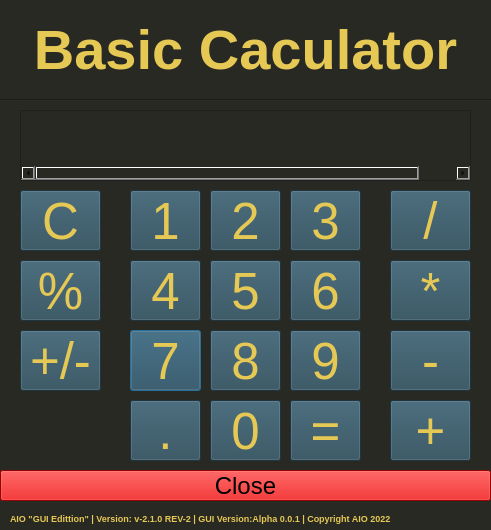
This is AIO Gui/Basic Caculator.ui in AIO-Software-tech/The-All-In-One-Project as Qt 5 draws it before an edit. The edited form follows.
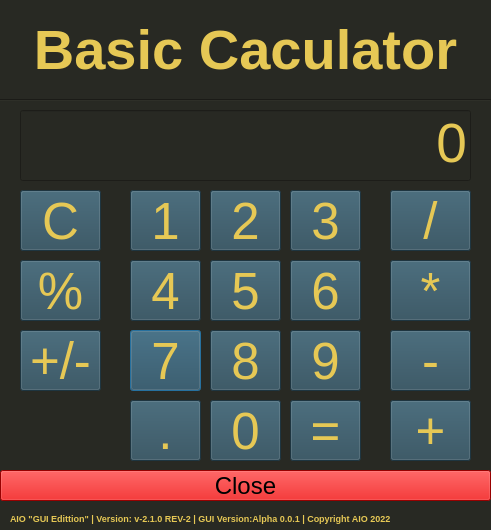
This is the edited form.

```diff
--- a/AIO Gui/Basic Caculator.ui
+++ b/AIO Gui/Basic Caculator.ui
@@ -596,52 +596,6 @@
     <string>.</string>
    </property>
   </widget>
-  <widget class="QScrollArea" name="scrollArea">
-   <property name="geometry">
-    <rect>
-     <x>20</x>
-     <y>110</y>
-     <width>451</width>
-     <height>71</height>
-    </rect>
-   </property>
-   <property name="sizePolicy">
-    <sizepolicy hsizetype="Preferred" vsizetype="Preferred">
-     <horstretch>0</horstretch>
-     <verstretch>0</verstretch>
-    </sizepolicy>
-   </property>
-   <property name="styleSheet">
-    <string notr="true">border-color: rgb(55, 255, 0);</string>
-   </property>
-   <property name="widgetResizable">
-    <bool>true</bool>
-   </property>
-   <widget class="QWidget" name="scrollAreaWidgetContents_2">
-    <property name="geometry">
-     <rect>
-      <x>-42</x>
-      <y>0</y>
-      <width>491</width>
-      <height>52</height>
-     </rect>
-    </property>
-    <property name="minimumSize">
-     <size>
-      <width>491</width>
-      <height>0</height>
-     </size>
-    </property>
-    <property name="styleSheet">
-     <string notr="true">QScrollBavertical{
-	
-	color: rgb(230, 200, 85);
-	background-color: rgb(40, 41, 35);
-}</string>
-    </property>
-    <layout class="QGridLayout" name="gridLayout"/>
-   </widget>
-  </widget>
   <zorder>label</zorder>
   <zorder>Close</zorder>
   <zorder>label_3</zorder>
```
Left out of the diff: 1 changed line with no effect on the pictures.
